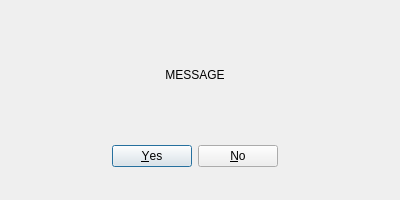
svioletg/mvrgx, file src/mvrgx/gui/asset/dialog_yesno.ui: the form before one commit.
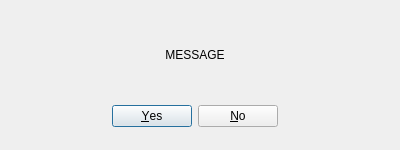
The form after the commit.

```diff
--- a/src/mvrgx/gui/asset/dialog_yesno.ui
+++ b/src/mvrgx/gui/asset/dialog_yesno.ui
@@ -7,7 +7,7 @@
     <x>0</x>
     <y>0</y>
     <width>400</width>
-    <height>200</height>
+    <height>150</height>
    </rect>
   </property>
   <property name="windowTitle">
@@ -17,7 +17,7 @@
    <property name="geometry">
     <rect>
      <x>20</x>
-     <y>140</y>
+     <y>100</y>
      <width>350</width>
      <height>32</height>
     </rect>
@@ -38,7 +38,7 @@
      <x>20</x>
      <y>20</y>
      <width>350</width>
-     <height>110</height>
+     <height>70</height>
     </rect>
    </property>
    <property name="text">
```
